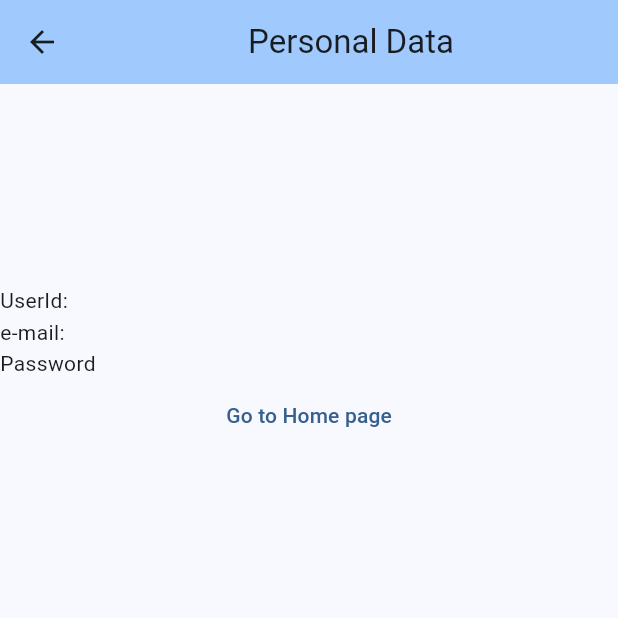
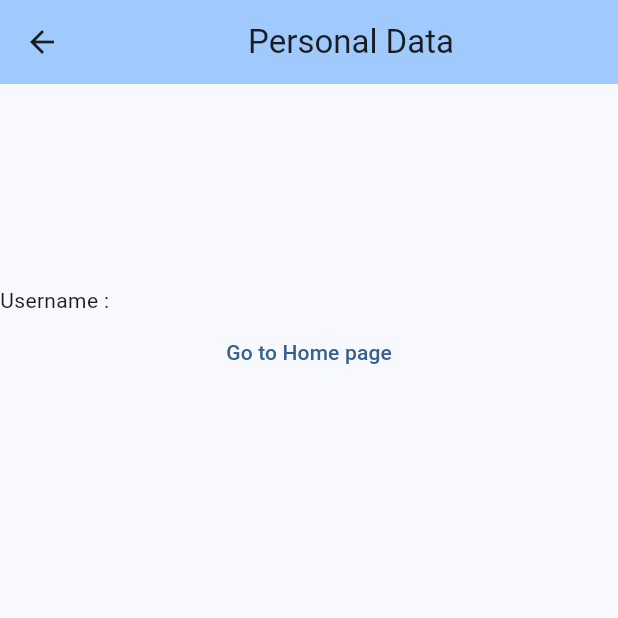
Before and after one commit to Flutter-Hiring-Platform/Flutter-Hiring-Platform, a Flutter app: the PersonalDataWidget screen opened directly with empty values, on a phone screen of 412 x 824 dp, the top half of it. Run offline on Flutter 3.47's test engine with Material 3 defaults, Android fonts, the phone set to English and light mode, and no system bars; our stand-ins replace fluttertoast; network calls fail.

Commit message:
link login + personal data page

```diff
--- a/lib/login.widget.dart
+++ b/lib/login.widget.dart
@@ -61,7 +61,7 @@ class _LoginWidgetState extends State<LoginWidget> {
                     ElevatedButton(
                       onPressed: () {
                         setState(() {
-                          _futureUser = userLogin(usernameController.text, passwordController.text);
+                          _futureUser = userLogin(usernameController.text, passwordController.text, context);
                         });
                       },
                       child: const Text('Login'),
--- a/lib/personalData.widget.dart
+++ b/lib/personalData.widget.dart
@@ -3,11 +3,13 @@ import 'package:flutter/material.dart';
 import 'package:job_app/home_page.dart';
 
 class PersonalDataWidget extends StatelessWidget {
-  const PersonalDataWidget({super.key, required this.userid,
-    required this.email, required this.pwd});
-  final String userid;
-  final String email;
-  final String pwd;
+  const PersonalDataWidget({super.key, required this.username
+    // required this.email,
+    // required this.pwd
+    });
+  final String username;
+  // final String email;
+  // final String pwd;
 
 
   @override
@@ -31,22 +33,22 @@ class PersonalDataWidget extends StatelessWidget {
                   children: <Widget>[
                     Row(
                       children: <Widget>[
-                        const Text('UserId: '),
-                        Text(userid)
+                        const Text('Username : '),
+                        Text(username)
                       ],
                     ),
-                    Row(
-                      children: <Widget>[
-                        const Text('e-mail: '),
-                        Text(email)
-                      ],
-                    ),
-                    Row(
-                      children: <Widget>[
-                        const Text('Password '),
-                        Text(pwd)
-                      ],
-                    ),
+                    // Row(
+                    //   children: <Widget>[
+                    //     const Text('e-mail: '),
+                    //     Text(email)
+                    //   ],
+                    // ),
+                    // Row(
+                    //   children: <Widget>[
+                    //     const Text('Password '),
+                    //     Text(pwd)
+                    //   ],
+                    // ),
                     TextButton(
                         onPressed: (){
                           Navigator.push(context, MaterialPageRoute(builder: (context) => const MyHomePage(title: 'LinkedIn')));
--- a/lib/user_login.dart
+++ b/lib/user_login.dart
@@ -3,8 +3,9 @@ import 'package:http/http.dart' as http;
 import 'dart:convert';
 import 'user.dart';
 import 'package:fluttertoast/fluttertoast.dart';
+import 'personalData.widget.dart';
 
-Future<User> userLogin(String username, String password) async {
+Future<User> userLogin(String username, String password, BuildContext context) async {
   final response = await http.get(
     Uri.parse('http://localhost:3000/username/$username'),
   );
@@ -12,6 +13,12 @@ Future<User> userLogin(String username, String password) async {
     final name = jsonDecode(response.body)['username'];
     final pwd = jsonDecode(response.body)['password'];
     if(name == username && password == pwd){
+      Navigator.push(
+        context,
+        MaterialPageRoute(
+          builder: (context) => PersonalDataWidget(username: username),
+        ),
+      );
        Fluttertoast.showToast(
         msg: "Login Success",
         toastLength: Toast.LENGTH_SHORT,
```
Also changed, not shown: 1 other file.
